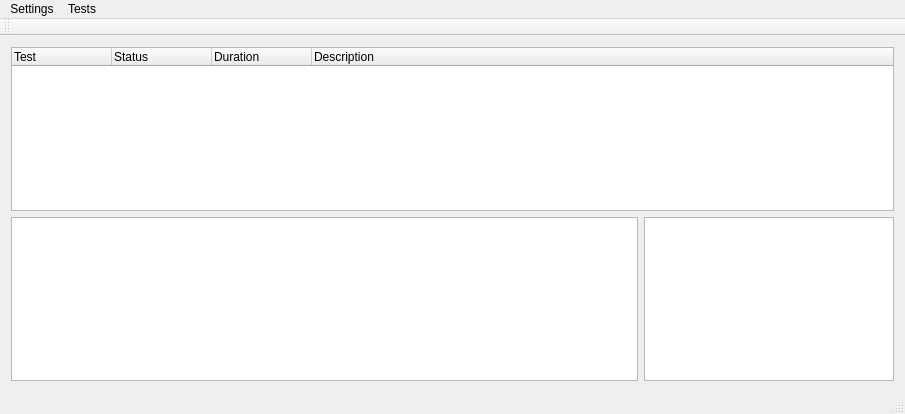
This is qTestLibRunner/mainwindow.ui in pioupus/qTestLibRunner as Qt 5 draws it before an edit. The edited form follows.
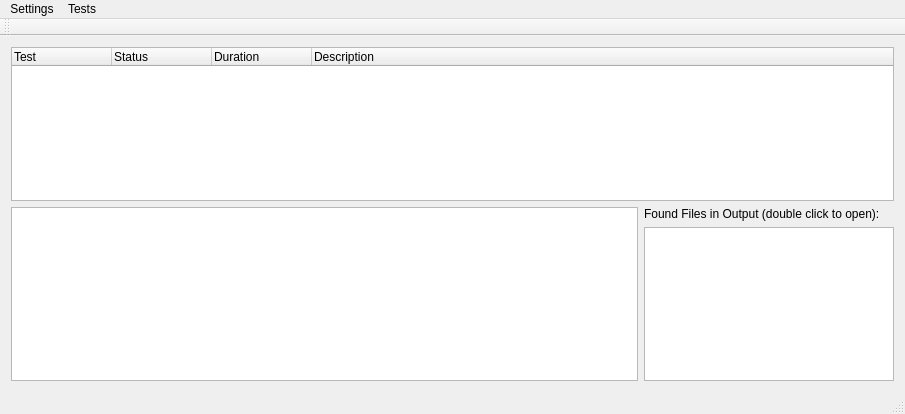
This is the edited form. Icons and pictures are not drawn.

Commit message: -several little bugs -interprets also strings printed by qwarning() (sort of)

Diff of the .ui file:
```diff
--- a/qTestLibRunner/mainwindow.ui
+++ b/qTestLibRunner/mainwindow.ui
@@ -18,7 +18,7 @@
     <normaloff>:/prefix/smile_happy.ico</normaloff>:/prefix/smile_happy.ico</iconset>
   </property>
   <widget class="QWidget" name="centralWidget">
-   <layout class="QVBoxLayout" name="verticalLayout">
+   <layout class="QVBoxLayout" name="verticalLayout_2">
     <item>
      <widget class="QTreeWidget" name="treeWidget">
       <column>
@@ -53,6 +53,21 @@
        </widget>
       </item>
       <item>
+       <layout class="QVBoxLayout" name="verticalLayout">
+        <item>
+         <widget class="QLabel" name="lblLink">
+          <property name="maximumSize">
+           <size>
+            <width>250</width>
+            <height>16777215</height>
+           </size>
+          </property>
+          <property name="text">
+           <string>Found Files in Output (double click to open):</string>
+          </property>
+         </widget>
+        </item>
+        <item>
        <widget class="QListWidget" name="listLinks">
         <property name="maximumSize">
          <size>
@@ -61,6 +76,8 @@
          </size>
         </property>
        </widget>
+        </item>
+       </layout>
       </item>
      </layout>
     </item>
```
Lines whose indentation alone changed are shown as unchanged. The commit also changes 2 other files.
